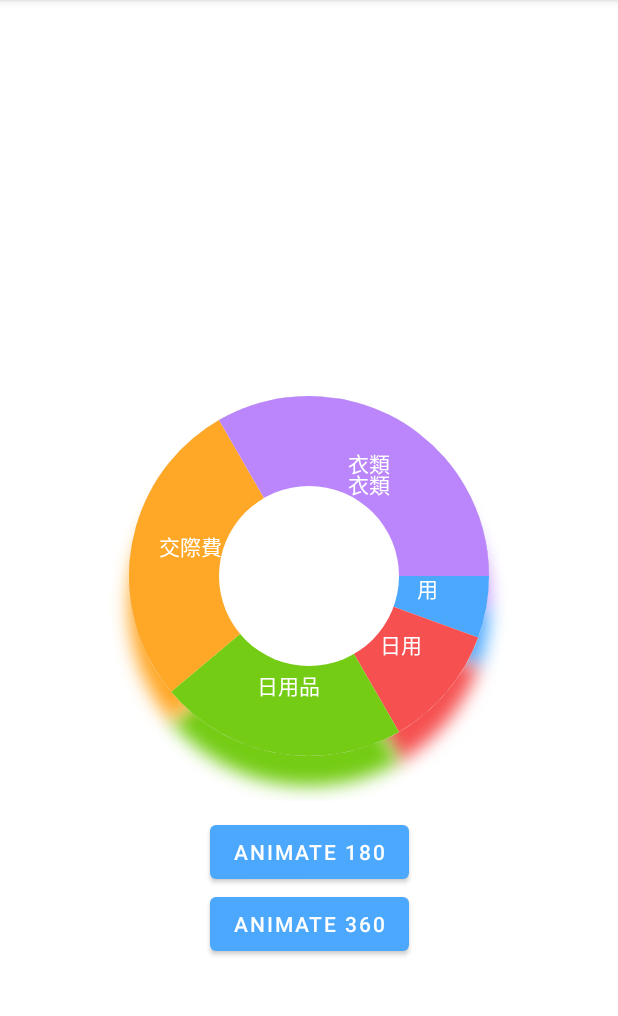
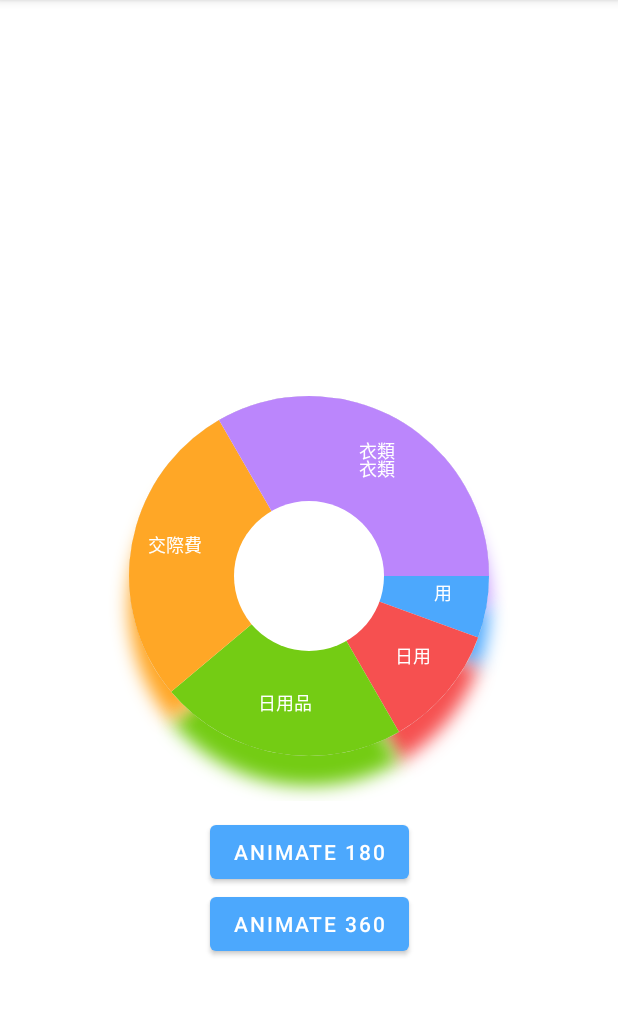
Before and after one commit to thanh-ha-van/PieChartView, an Android app: the screen it shows after launch (MainActivity), on a phone screen of 412 x 824 dp, the part 84-1100 px from its top. Run offline under Robolectric (Android 15) with nearby library versions, the phone set to English and light mode, and no system bars.

Commit message:
fix and apply sample font

```diff
--- a/PieChart/src/main/java/com/thanh/ha/piechart/PieChartView.kt
+++ b/PieChart/src/main/java/com/thanh/ha/piechart/PieChartView.kt
@@ -7,6 +7,7 @@ import android.graphics.*
 import android.util.AttributeSet
 import android.view.View
 import androidx.annotation.AttrRes
+import androidx.core.content.res.ResourcesCompat
 import kotlin.math.roundToInt
 
 class PieChartView : View, PieChart {
@@ -37,8 +38,9 @@ class PieChartView : View, PieChart {
     private var animationTime = 1000L
 
     private var animationType = 1
-    private var holeRadius = 100f
+    private var holeRadius = 0f
     private var textColor: Int = 0
+    private var itemFont: Int = 0
     private var itemTextSize: Float = 0f
     private var isDrawingHole = false
     private var isDrawingText = false
@@ -96,10 +98,11 @@ class PieChartView : View, PieChart {
                 isMultipleShadowColor =
                     getBoolean(R.styleable.PieChartView_isMultiColorShadow, true)
                 animationType = getInteger(R.styleable.PieChartView_animationType, 1)
-                holeRadius = getDimension(R.styleable.PieChartView_holeRadius, 0f)
+
                 textColor = getColor(R.styleable.PieChartView_itemTextColor, Color.WHITE)
                 itemTextSize = getDimension(R.styleable.PieChartView_itemTextSize, 14f)
 
+                holeRadius = getDimension(R.styleable.PieChartView_holeRadius, 0f)
                 isDrawingHole = getBoolean(R.styleable.PieChartView_isDrawingHole, false)
                 isDrawingText = getBoolean(R.styleable.PieChartView_isDrawingText, false)
 
@@ -107,6 +110,7 @@ class PieChartView : View, PieChart {
                 shadowDx = getDimension(R.styleable.PieChartView_shadowDx, 0f)
                 shadowDy = getDimension(R.styleable.PieChartView_shadowDy, 10f)
                 shadowAlpha = getFloat(R.styleable.PieChartView_shadowAlpha, 0.3f)
+                itemFont = getResourceId(R.styleable.PieChartView_textFontFamily, 0)
             } finally {
                 recycle()
             }
@@ -120,12 +124,14 @@ class PieChartView : View, PieChart {
     private fun initTextPaint() {
         textPaint = Paint()
         textPaint.apply {
-            color = Color.WHITE
+            color = textColor
             isFakeBoldText
             isAntiAlias = true
             style = Paint.Style.FILL
             textAlign = Paint.Align.CENTER
-            textSize = itemTextSize.toFloat()
+            textSize = itemTextSize
+            if (itemFont > 0)
+                typeface = ResourcesCompat.getFont(context, itemFont)
         }
     }
 
@@ -214,7 +220,7 @@ class PieChartView : View, PieChart {
                 })
             startAngle += item.value
         }
-        canvas.drawCircle(0f, 0f, radius / 2, erasor)
+        canvas.drawCircle(0f, 0f, holeRadius, erasor)
     }
 
     private fun drawTextItems(canvas: Canvas) {
@@ -231,7 +237,8 @@ class PieChartView : View, PieChart {
         }
     }
 
-    private fun getTextInterDistance() = ((radius - holeRadius) / 2 + holeRadius).toInt()
+    private fun getTextInterDistance() =
+        ((radius - holeRadius) / 2 + holeRadius).toInt() + itemTextSize.toInt() / 2
 
     private fun getCurrentPercent() = currentScale.toFloat() / ARC_FULL_ROTATION_DEGREE
 
--- a/app/src/main/res/layout/activity_main.xml
+++ b/app/src/main/res/layout/activity_main.xml
@@ -15,10 +15,12 @@
         android:layout_height="300dp"
         app:animationDuration="1000"
         app:animationType="goAround"
-        app:holeRadius="40dp"
+        app:holeRadius="50dp"
         app:isDrawingHole="true"
         app:isDrawingText="true"
         app:isMultiColorShadow="true"
+        app:itemTextColor="@color/white"
+        app:itemTextSize="12sp"
         app:layout_constraintBottom_toBottomOf="parent"
         app:layout_constraintLeft_toLeftOf="parent"
         app:layout_constraintRight_toRightOf="parent"
@@ -27,8 +29,7 @@
         app:shadowDx="0dp"
         app:shadowDy="20dp"
         app:shadowRadius="10dp"
-        app:itemTextSize="14sp"
-        app:itemTextColor="@color/white" />
+        app:textFontFamily="@font/noto_sans_jp_bold" />
 
     <Button
         android:id="@+id/animateBtn"
```
Also changed, not shown: 1 other file.
